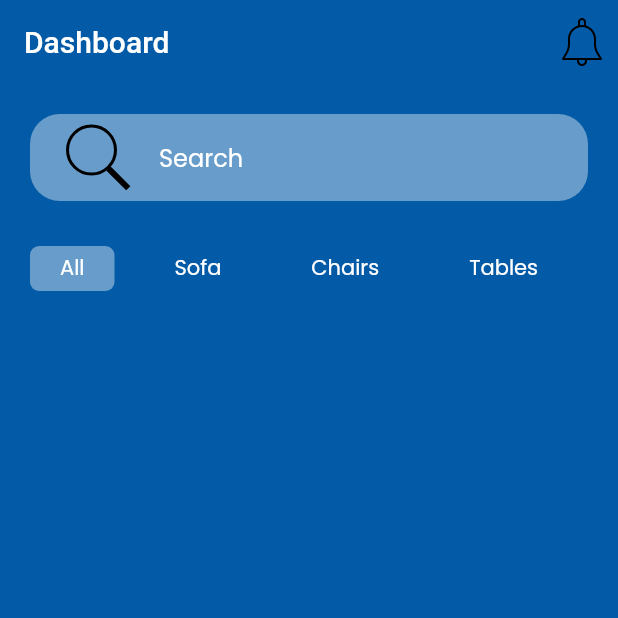
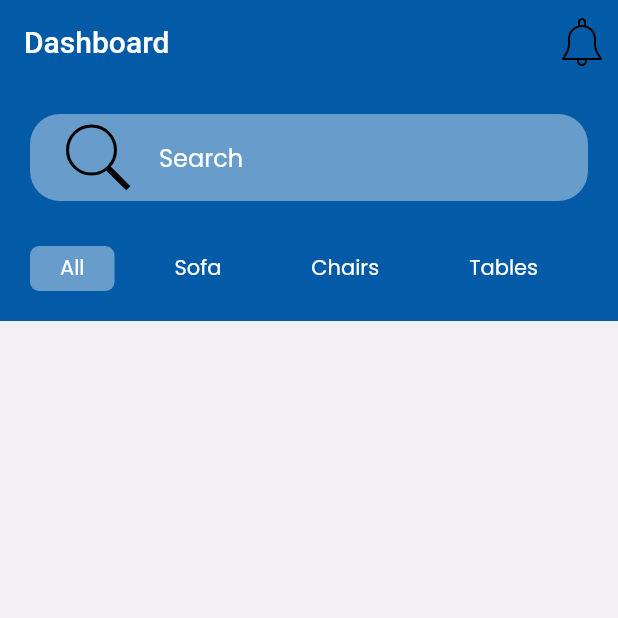
Before and after one commit to scriptclump/flutter-furniture-shop-app-ui, a Flutter app: the screen it shows after launch, on a phone screen of 412 x 824 dp, the top half of it. Run offline on Flutter 3.47's test engine with Material 2 defaults, Android fonts, the phone set to English and light mode, and no system bars; our stand-ins replace flutter_svg, google_fonts.

Commit message:
Creates the body area

```diff
--- a/lib/main.dart
+++ b/lib/main.dart
@@ -1,8 +1,9 @@
-import 'package:first_app/constants.dart';
-import 'package:first_app/models/product.dart';
-import 'package:first_app/screens/product/products_screen.dart';
 import 'package:flutter/material.dart';
 import 'package:google_fonts/google_fonts.dart';
+
+import 'constants.dart';
+import 'models/product.dart';
+import 'screens/product/products_screen.dart';
 
 void main() {
   runApp(MyApp());
@@ -13,7 +14,7 @@ class MyApp extends StatelessWidget {
   @override
   Widget build(BuildContext context) {
     return MaterialApp(
-      title: 'Flutter Demo',
+      title: 'Furniture Application',
       theme: ThemeData(
         // Popins as defalut font
         textTheme: GoogleFonts.poppinsTextTheme(Theme.of(context).textTheme),
--- a/lib/screens/product/components/body.dart
+++ b/lib/screens/product/components/body.dart
@@ -8,11 +8,27 @@ import '../components/category_list.dart';
 class Body extends StatelessWidget {
   @override
   Widget build(BuildContext context) {
-    return Column(
-      children: <Widget>[
-        SearchBox(),
-        CategoryList(),
-      ],
+    // It will provide total height & width of screen
+    Size size = MediaQuery.of(context).size;
+    return SafeArea(
+      child: Column(
+        children: <Widget>[
+          SearchBox(),
+          CategoryList(),
+          SizedBox(height: kDefaultPadding / 2),
+          Expanded(
+            child: Stack(
+              children: <Widget>[
+                Container(
+                  decoration: BoxDecoration(
+                    color: kBackgroudColor,
+                  ),
+                ),
+              ],
+            ),
+          )
+        ],
+      ),
     );
   }
 }
```
